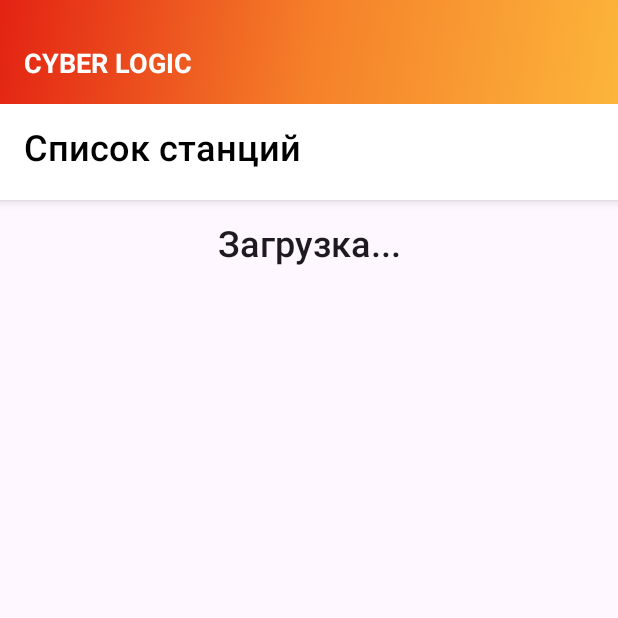
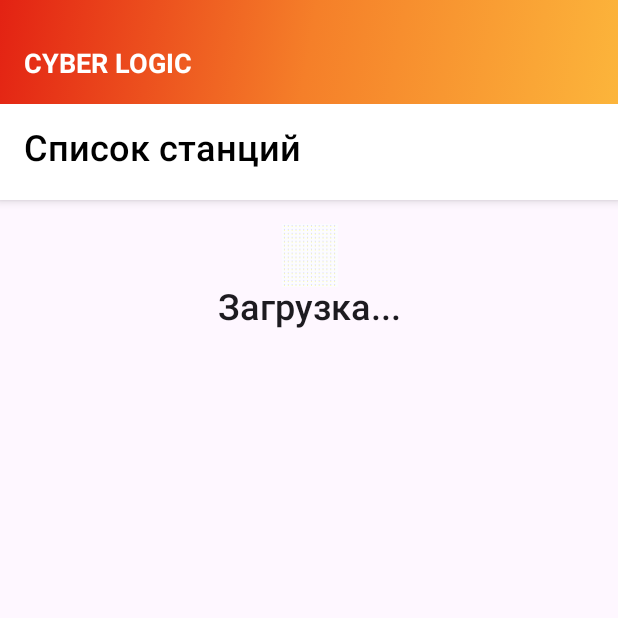
Before and after one commit to Electr1k/hackathon2023, an Android app built with Jetpack Compose: the StationsScreen screen opened through its navigation route, on a phone screen of 412 x 824 dp, the top half of it. Run offline under Robolectric (Android 15) with nearby library versions, the phone set to English and light mode, and no system bars; our stand-ins replace Dagger/Hilt's generated code, accompanist, constraintlayout-compose; libraries missing offline, so code that uses them is left out: coil.decode; pictures from the network do not load; 4 statements that could not run were skipped.

Commit message:
Я устал

```diff
--- a/app/build.gradle.kts
+++ b/app/build.gradle.kts
@@ -94,4 +94,6 @@ dependencies {
     debugImplementation("androidx.compose.ui:ui-tooling")
     debugImplementation("androidx.compose.ui:ui-test-manifest")
     implementation("com.google.accompanist:accompanist-systemuicontroller:0.28.0")
+    implementation("io.coil-kt:coil-compose:2.1.0")
+    implementation("io.coil-kt:coil-gif:2.1.0")
 }
--- /dev/null
+++ b/app/src/main/java/com/xyecos/hackathon/presentation/Loading.kt
@@ -0,0 +1,48 @@
+package com.xyecos.hackathon.presentation
+
+import android.os.Build.VERSION.SDK_INT
+import androidx.compose.foundation.Image
+import androidx.compose.foundation.layout.size
+import androidx.compose.runtime.Composable
+import androidx.compose.ui.Modifier
+import androidx.compose.ui.platform.LocalContext
+import androidx.compose.ui.tooling.preview.Preview
+import androidx.compose.ui.unit.dp
+import coil.ImageLoader
+import coil.compose.rememberAsyncImagePainter
+import coil.decode.GifDecoder
+import coil.decode.ImageDecoderDecoder
+import coil.request.ImageRequest
+import coil.size.Size
+import com.xyecos.hackathon.R
+
+@Composable
+fun Loading(
+    modifier: Modifier = Modifier,
+) {
+    val context = LocalContext.current
+    val imageLoader = ImageLoader.Builder(context)
+        .components {
+            if (SDK_INT >= 28) {
+                add(ImageDecoderDecoder.Factory())
+            } else {
+                add(GifDecoder.Factory())
+            }
+        }
+        .build()
+    Image(
+        painter = rememberAsyncImagePainter(
+            ImageRequest.Builder(context).data(data = R.drawable.loading).apply(block = {
+                size(Size.ORIGINAL)
+            }).build(), imageLoader = imageLoader
+        ),
+        contentDescription = null,
+        modifier = modifier.size(42.dp),
+    )
+}
+
+@Preview
+@Composable
+fun perpelr() {
+    Loading()
+}
--- a/app/src/main/java/com/xyecos/hackathon/presentation/detailed_station/DetailedStation.kt
+++ b/app/src/main/java/com/xyecos/hackathon/presentation/detailed_station/DetailedStation.kt
@@ -31,6 +31,7 @@ import com.xyecos.hackathon.data.ServerApi
 import com.xyecos.hackathon.data.dto.Park
 import com.xyecos.hackathon.data.dto.StationById
 import com.xyecos.hackathon.di.ApiModule
+import com.xyecos.hackathon.presentation.Loading
 import com.xyecos.hackathon.presentation.common.ScreenHeader
 import com.xyecos.hackathon.presentation.common.TopBar
 import com.xyecos.hackathon.presentation.stations.common.CustomBox
@@ -126,12 +127,15 @@ fun DetailedStationScreen(
                 }
             } else {
                 item {
+                    Column {
+                        Loading()
                         Text(
                             modifier = Modifier.fillMaxWidth(),
                             text = "Загрузка...",
                             textAlign = TextAlign.Center,
                             style = TextStyle(fontSize = 22.sp, fontWeight = FontWeight.W500)
                         )
+                    }
                 }
             }
         }
--- a/app/src/main/java/com/xyecos/hackathon/presentation/park/ParkScreen.kt
+++ b/app/src/main/java/com/xyecos/hackathon/presentation/park/ParkScreen.kt
@@ -27,6 +27,7 @@ import com.xyecos.hackathon.data.ServerApi
 import com.xyecos.hackathon.data.dto.Park
 import com.xyecos.hackathon.data.dto.Way
 import com.xyecos.hackathon.di.ApiModule
+import com.xyecos.hackathon.presentation.Loading
 import com.xyecos.hackathon.presentation.common.ScreenHeader
 import com.xyecos.hackathon.presentation.common.TopBar
 import com.xyecos.hackathon.presentation.stations.common.CustomBox
@@ -120,6 +121,7 @@ fun ParkScreen(
                             .padding(top = 16.dp, bottom = 32.dp),
                         horizontalAlignment = Alignment.CenterHorizontally
                     ) {
+                        Loading()
                         Text(
                             text = "Загрузка...",
                             style = TextStyle(
--- a/app/src/main/java/com/xyecos/hackathon/presentation/stations/StationsScreen.kt
+++ b/app/src/main/java/com/xyecos/hackathon/presentation/stations/StationsScreen.kt
@@ -44,6 +44,7 @@ import com.xyecos.hackathon.data.ServerApi
 import com.xyecos.hackathon.data.dto.Park
 import com.xyecos.hackathon.data.dto.StationById
 import com.xyecos.hackathon.di.ApiModule
+import com.xyecos.hackathon.presentation.Loading
 import com.xyecos.hackathon.presentation.common.ScreenHeader
 import com.xyecos.hackathon.presentation.common.TopBar
 import com.xyecos.hackathon.presentation.stations.common.CustomBox
@@ -147,6 +148,7 @@ fun StationsScreen(
                             .padding(top = 16.dp, bottom = 32.dp),
                         horizontalAlignment = Alignment.CenterHorizontally
                     ) {
+                        Loading()
                         Text(
                             text = "Загрузка...",
                             style = TextStyle(
--- a/app/src/main/java/com/xyecos/hackathon/presentation/way/wagons/WagonButton.kt
+++ b/app/src/main/java/com/xyecos/hackathon/presentation/way/wagons/WagonButton.kt
@@ -80,7 +80,7 @@ fun WagonButton(
                     ),
                 )
                 Text(
-                    text = wagon.owner.name,
+                    text = "Владелец: " + wagon.owner.name,
                     fontSize = 14.sp,
                     modifier = Modifier
                         .padding(
@@ -91,7 +91,7 @@ fun WagonButton(
                 )
 
                 Text(
-                    text = wagon.type,
+                    text = "Тип вагона: " + wagon.type,
                     fontSize = 14.sp,
                     modifier = Modifier
                         .padding(
@@ -102,7 +102,7 @@ fun WagonButton(
                 )
 
                 Text(
-                    text = wagon.operationState,
+                    text = "Состояние: " + wagon.operationState,
                     fontSize = 14.sp,
                     modifier = Modifier
                         .padding(
```
Also changed, not shown: app/src/main/res/drawable/loading.gif (added). Lines whose indentation alone changed are shown as unchanged.
